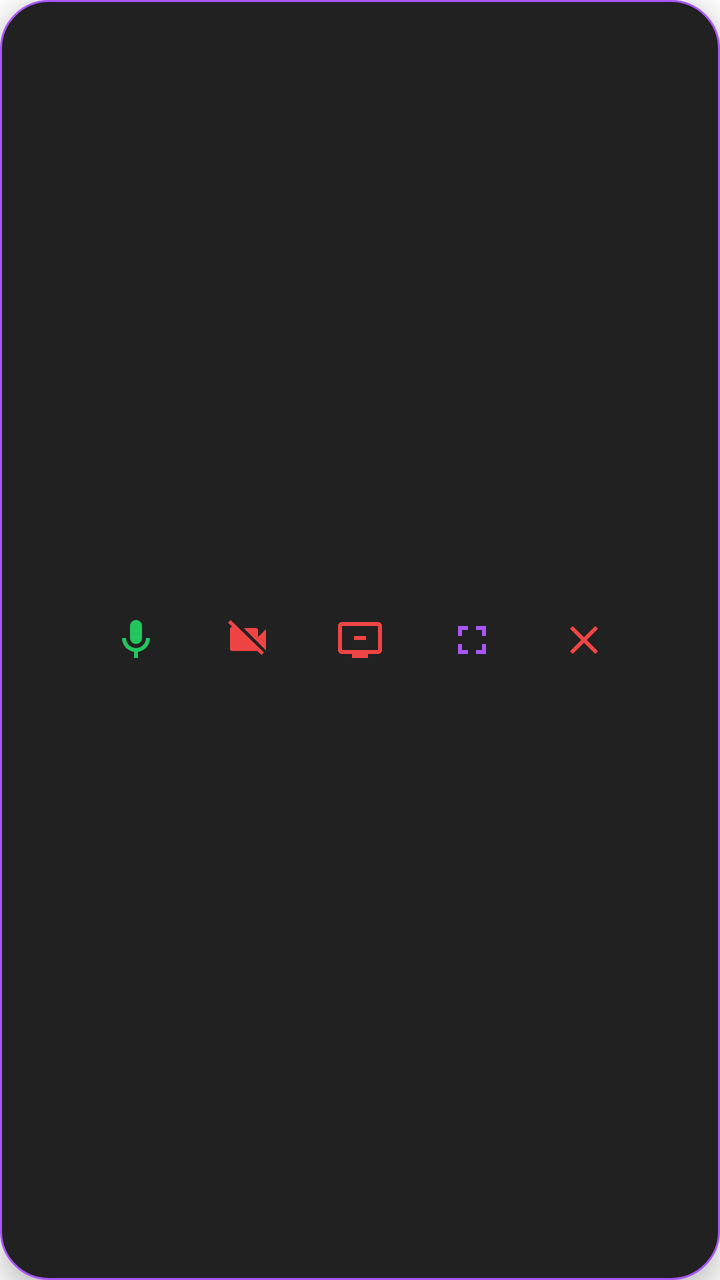
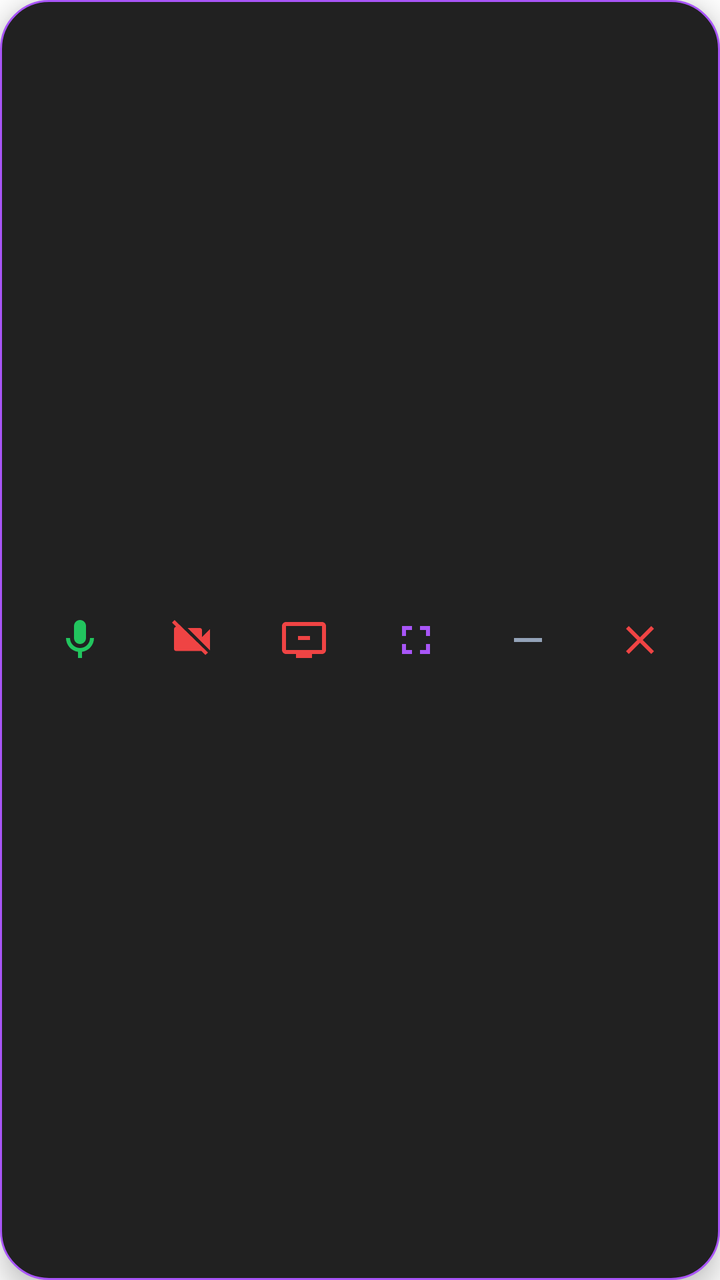

Two renders of the same Android screen: before a commit and after it. Below are the layout's source before the change and the commit's diff.
<!-- AndroidManifest.xml: application theme AppTheme -->
<!-- res/layout/floating_menu.xml -->
<?xml version="1.0" encoding="utf-8"?>
<LinearLayout xmlns:android="http://schemas.android.com/apk/res/android"
    android:layout_width="wrap_content"
    android:layout_height="wrap_content"
    android:background="@drawable/bg_menu"
    android:orientation="horizontal"
    android:padding="8dp"
    android:gravity="center"
    android:elevation="8dp">

    <ImageButton
        android:id="@+id/btn_mic"
        android:layout_width="48dp"
        android:layout_height="48dp"
        android:layout_marginEnd="8dp"
        android:background="@android:color/transparent"
        android:src="@drawable/ic_pip_mic_on"
        android:contentDescription="Mikrofon" />

    <ImageButton
        android:id="@+id/btn_cam"
        android:layout_width="48dp"
        android:layout_height="48dp"
        android:layout_marginEnd="8dp"
        android:background="@android:color/transparent"
        android:src="@drawable/ic_pip_cam_off"
        android:contentDescription="Kamera" />

    <ImageButton
        android:id="@+id/btn_screen"
        android:layout_width="48dp"
        android:layout_height="48dp"
        android:layout_marginEnd="8dp"
        android:background="@android:color/transparent"
        android:src="@drawable/ic_pip_screen_off"
        android:contentDescription="Ekran Paylaşımı" />

    <ImageButton
        android:id="@+id/btn_open_app"
        android:layout_width="48dp"
        android:layout_height="48dp"
        android:layout_marginEnd="8dp"
        android:background="@android:color/transparent"
        android:src="@drawable/ic_pip_expand"
        android:contentDescription="Uygulamayı Aç" />

    <ImageButton
        android:id="@+id/btn_close_menu"
        android:layout_width="48dp"
        android:layout_height="48dp"
        android:background="@android:color/transparent"
        android:src="@drawable/ic_pip_close"
        android:contentDescription="Kapat" />
</LinearLayout>
<!-- resources referenced by this layout -->
<resources>
  <!-- drawable bg_menu (drawable) -->
  <?xml version="1.0" encoding="utf-8"?>
  <shape xmlns:android="http://schemas.android.com/apk/res/android" android:shape="rectangle"><solid android:color="#212121"/><corners android:radius="24dp"/><stroke android:width="1dp" android:color="#A855F7" /></shape>
  <!-- drawable ic_pip_cam_off (drawable) -->
  <vector xmlns:android="http://schemas.android.com/apk/res/android" android:width="24dp" android:height="24dp" android:viewportWidth="24" android:viewportHeight="24"><path android:fillColor="#EF4444" android:pathData="M21,6.5l-4,4V7c0,-0.55 -0.45,-1 -1,-1H9.82L21,17.18V6.5zM3.27,2L2,3.27l2.06,2.06C3.43,5.49 3,5.99 3,6.5v10c0,0.55 0.45,1 1,1h12.73l2,2L20,18.27L3.27,2z"/></vector>
  <!-- drawable ic_pip_close (drawable) -->
  <vector xmlns:android="http://schemas.android.com/apk/res/android"
      android:width="24dp"
      android:height="24dp"
      android:viewportWidth="24"
      android:viewportHeight="24">
      <path
          android:fillColor="#EF4444"
          android:pathData="M19,6.41L17.59,5 12,10.59 6.41,5 5,6.41 10.59,12 5,17.59 6.41,19 12,13.41 17.59,19 19,17.59 13.41,12z"/>
  </vector>
  <!-- drawable ic_pip_expand (drawable) -->
  <vector xmlns:android="http://schemas.android.com/apk/res/android"
      android:width="24dp"
      android:height="24dp"
      android:viewportWidth="24"
      android:viewportHeight="24">
      <path
          android:fillColor="#A855F7"
          android:pathData="M5,5h5v2H7v3H5V5zM19,5v5h-2V7h-3V5H19zM5,19v-5h2v3h3v2H5zM19,19h-5v-2h3v-3h2V19z"/>
  </vector>
  <!-- drawable ic_pip_mic_on (drawable) -->
  <vector xmlns:android="http://schemas.android.com/apk/res/android" android:width="24dp" android:height="24dp" android:viewportWidth="24" android:viewportHeight="24"><path android:fillColor="#22C55E" android:pathData="M12,14c1.66,0 3,-1.34 3,-3V5c0,-1.66 -1.34,-3 -3,-3S9,3.34 9,5v6C9,12.66 10.34,14 12,14zM17,11c0,2.76 -2.24,5 -5,5s-5,-2.24 -5,-5H5c0,3.53 2.61,6.43 6,6.92V21h2v-3.08c3.39,-0.49 6,-3.39 6,-6.92H17z"/></vector>
  <!-- drawable ic_pip_screen_off (drawable) -->
  <vector xmlns:android="http://schemas.android.com/apk/res/android" android:width="24dp" android:height="24dp" android:viewportWidth="24" android:viewportHeight="24"><path android:fillColor="#EF4444" android:pathData="M21,3H3C1.89,3 1,3.89 1,5v12c0,1.1 0.89,2 2,2h5v2h8v-2h5c1.1,0 2,-0.9 2,-2V5C23,3.89 22.1,3 21,3zM21,17H3V5h18V17z M15,10h-6v2h6V10z"/></vector>
</resources>

<!-- the commit's change to res/layout/floating_menu.xml (unified diff, before → after) -->
@@ -45,6 +45,15 @@
         android:contentDescription="Uygulamayı Aç" />
 
     <ImageButton
+        android:id="@+id/btn_minimize_menu"
+        android:layout_width="48dp"
+        android:layout_height="48dp"
+        android:layout_marginEnd="8dp"
+        android:background="@android:color/transparent"
+        android:src="@drawable/ic_pip_minimize"
+        android:contentDescription="Küçült" />
+
+    <ImageButton
         android:id="@+id/btn_close_menu"
         android:layout_width="48dp"
         android:layout_height="48dp"
<!-- resource entries referenced after the edit -->
@@ -27,6 +27,16 @@
   </vector>
   <!-- drawable ic_pip_mic_on (drawable) -->
   <vector xmlns:android="http://schemas.android.com/apk/res/android" android:width="24dp" android:height="24dp" android:viewportWidth="24" android:viewportHeight="24"><path android:fillColor="#22C55E" android:pathData="M12,14c1.66,0 3,-1.34 3,-3V5c0,-1.66 -1.34,-3 -3,-3S9,3.34 9,5v6C9,12.66 10.34,14 12,14zM17,11c0,2.76 -2.24,5 -5,5s-5,-2.24 -5,-5H5c0,3.53 2.61,6.43 6,6.92V21h2v-3.08c3.39,-0.49 6,-3.39 6,-6.92H17z"/></vector>
+  <!-- drawable ic_pip_minimize (drawable) -->
+  ﻿<vector xmlns:android="http://schemas.android.com/apk/res/android"
+      android:width="24dp"
+      android:height="24dp"
+      android:viewportWidth="24"
+      android:viewportHeight="24">
+      <path
+          android:fillColor="#94A3B8"
+          android:pathData="M19,13H5v-2h14v2z"/>
+  </vector>
   <!-- drawable ic_pip_screen_off (drawable) -->
   <vector xmlns:android="http://schemas.android.com/apk/res/android" android:width="24dp" android:height="24dp" android:viewportWidth="24" android:viewportHeight="24"><path android:fillColor="#EF4444" android:pathData="M21,3H3C1.89,3 1,3.89 1,5v12c0,1.1 0.89,2 2,2h5v2h8v-2h5c1.1,0 2,-0.9 2,-2V5C23,3.89 22.1,3 21,3zM21,17H3V5h18V17z M15,10h-6v2h6V10z"/></vector>
 </resources>
